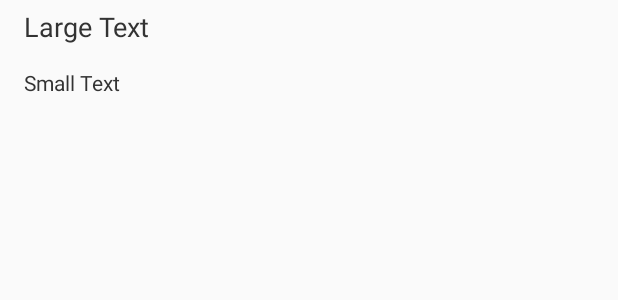
After one commit to 7luck/chat2me-android, an Android app: the layout listview_chatroom_row.xml on its own in the app's theme, with its tools: preview values and no code run, on a phone screen of 412 x 824 dp. The commit adds this screen. Shown: the top 300 px of the screen. Run offline under Robolectric (Android 15) with nearby library versions, the phone set to English and light mode, and no system bars.

Commit message:
- first custom column row - store chatrooms and display chats which are added

```diff
--- a/app/src/main/java/io/sevenluck/client/chat2me/data/Chat.java
+++ b/app/src/main/java/io/sevenluck/client/chat2me/data/Chat.java
@@ -14,6 +14,12 @@ public class Chat implements Serializable {
     private String name;
 
     public Chat() {
+    }
+
+    public Chat(String name, Date created, Long entityId) {
+        this.name = name;
+        this.created = created;
+        this.entityId = entityId;
     }
 
     public Long getId() {
--- a/app/src/main/java/io/sevenluck/client/chat2me/data/Chat2MeDataHelper.java
+++ b/app/src/main/java/io/sevenluck/client/chat2me/data/Chat2MeDataHelper.java
@@ -59,8 +59,14 @@ public class Chat2MeDataHelper extends SQLiteOpenHelper {
         }
     }
 
+    public Cursor getChatCursor() {
+        SQLiteDatabase db = this.getReadableDatabase();
+        return db.rawQuery("SELECT * FROM " + ChatEntity.TABLE_NAME, null);
+    }
+
     public List<Chat> getChats() {
         SQLiteDatabase db = this.getReadableDatabase();
+
         try {
             Cursor cursor = db.rawQuery("SELECT * FROM " + ChatEntity.TABLE_NAME, null);
 
--- /dev/null
+++ b/app/src/main/res/layout/listview_chatroom_row.xml
@@ -0,0 +1,27 @@
+<?xml version="1.0" encoding="utf-8"?>
+<LinearLayout xmlns:android="http://schemas.android.com/apk/res/android"
+    android:orientation="vertical" android:layout_width="match_parent"
+    android:layout_height="match_parent"
+    android:weightSum="1">
+
+
+    <TextView
+        android:layout_width="188dp"
+        android:layout_height="wrap_content"
+        android:textAppearance="?android:attr/textAppearanceMedium"
+        android:text="Large Text"
+        android:id="@+id/row_chat_tv"
+        android:layout_gravity="center_vertical"
+        android:layout_weight="0.02"
+        android:paddingLeft="@dimen/text_padding_left"
+        android:paddingTop="5dp" />
+
+    <TextView
+        android:layout_width="339dp"
+        android:layout_height="wrap_content"
+        android:textAppearance="?android:attr/textAppearanceSmall"
+        android:text="Small Text"
+        android:id="@+id/row_chat_created_tv"
+        android:paddingLeft="@dimen/text_padding_left"
+        android:paddingBottom="3dp" />
+</LinearLayout>
--- a/app/src/main/res/values/dimens.xml
+++ b/app/src/main/res/values/dimens.xml
@@ -3,5 +3,7 @@
     <dimen name="activity_horizontal_margin">16dp</dimen>
     <dimen name="activity_vertical_margin">16dp</dimen>
     <dimen name="font_size">16sp</dimen>
+    <dimen name="text_padding_left">16dp</dimen>
+    <dimen name="text_padding_bottom">16dp</dimen>
 
 </resources>
```
Also changed, not shown: app/src/main/java/io/sevenluck/client/chat2me/data/ChatAdapter.java (added, +35 -0 lines), app/src/main/java/io/sevenluck/client/chat2me/dialog/AddChatDialog.java (+7 -0 lines), app/src/main/java/io/sevenluck/client/chat2me/domain/ChatTo.java (+13 -0 lines), app/src/main/java/io/sevenluck/client/chat2me/fragment/ChatRoomListFragment.java (+18 -4 lines).
